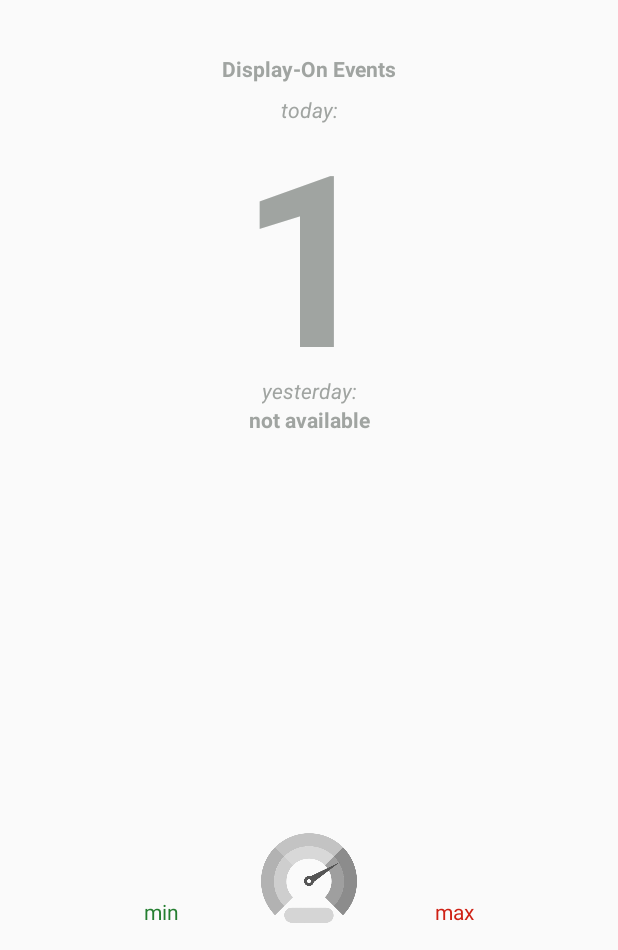
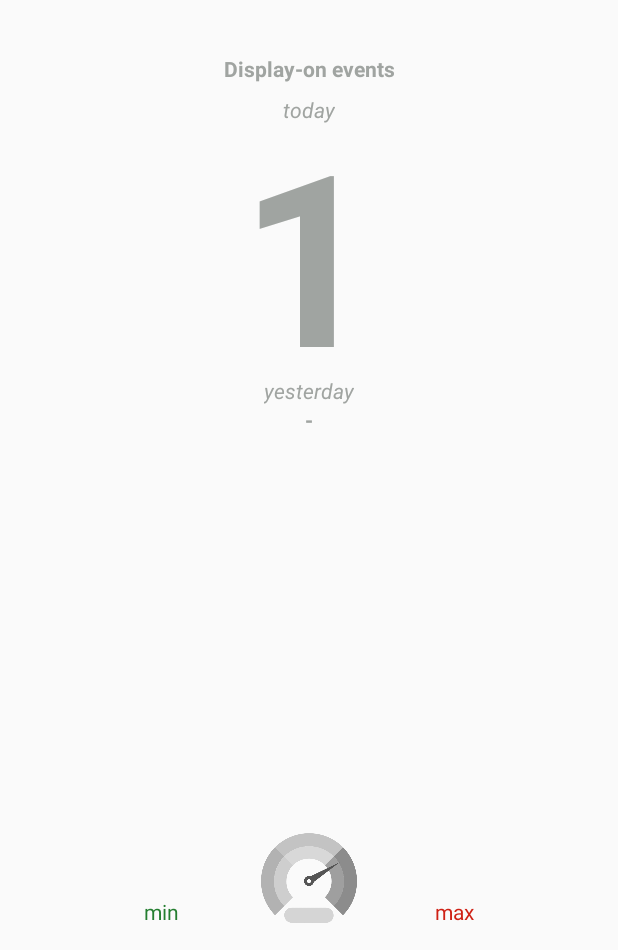
Before and after one commit to yafp/phousan, an Android app: the screen it shows after launch (MainActivity), on a phone screen of 412 x 824 dp, the part 286-1236 px from its top. Run offline under Robolectric (Android 15) with nearby library versions, the light colour scheme and no system bars.

Commit message:
20180518 - Updating several ui strings

```diff
--- a/app/src/main/res/values/strings.xml
+++ b/app/src/main/res/values/strings.xml
@@ -10,18 +10,21 @@
 
     <!-- UI -->
     <!-- function -->
-    <string name="function">Display-On Events</string>
+    <string name="function">Display-on events</string>
 
     <!-- today -->
-    <string name="today">today:</string>
+    <string name="today">today</string>
     <string name="today_default">0</string>
 
     <!-- yesterday -->
-    <string name="yesterday">yesterday:</string>
-    <string name="yesterday_default">not available</string>
+    <string name="yesterday">yesterday</string>
+    <string name="yesterday_default">-</string>
 
-    <!-- min / max -->
+    <!-- overall -->
+    <string name="overall">overall</string>
+    <string name="overall_n_a">-</string>
     <string name="min">min</string>
+    <string name="avg">avg</string>
     <string name="max">max</string>
 
     <!-- contentDescription for images -->
@@ -31,10 +34,9 @@
     <!-- menu -->
     <string name="menu_about">About</string>
     <string name="menu_issues">Issues</string>
-    <string name="menu_history_show">Show usage history</string>
-    <string name="menu_history_export">Export usage history</string>
-    <string name="menu_usage_data_delete">Delete usage data</string>
-    <string name="menu_share_todays_score">Share todays score</string>
+    <string name="menu_history_show">Show daily usage history</string>
+    <string name="menu_history_export">Export daily usage history</string>
+    <string name="menu_usage_data_delete">Delete all usage data</string>
     <string name="menu_recommend">Recommend</string>
 
     <!-- usage data: show per day -->
@@ -45,19 +47,16 @@
     <string name="usage_data_export_title">Phousan usage data export</string>
 
     <!-- usage data: delete all -->
-    <string name="really_delete_all_prefs_dialog_title">Delete usage data</string>
+    <string name="really_delete_all_prefs_dialog_title">Delete all usage data</string>
     <string name="really_delete_all_prefs_dialog_text">Do you really want to delete all usage data?</string>
     <string name="really_delete_all_prefs_dialog_yes">Yes</string>
     <string name="really_delete_all_prefs_dialog__no">No</string>
     <string name="really_delete_all_prefs_confirm">Deleted all usage data.</string>
 
-    <!-- share todays score -->
-    <string name="share_todays_score_title">Sharing todays Phousan score</string>
-    <string name="share_todays_score_text">According to Phousan, i activated my phone screen today %1$s times.</string>
 
     <!-- On new day: tell last days usage count -->
     <string name="last_days_usage_count_title">Yesterdays usage count</string>
-    <string name="last_days_usage_count_text">You activated your phone screen yesterday %1$s times</string>
+    <string name="last_days_usage_count_text">Phone display activations yesterday: </string>
 
     <!-- recommend -->
     <string name="recommend_text">I would like to recommend the app PHOUSAN to you. It is a simple display-on event monitor for your device.</string>
```
Also changed, not shown: 1 other file.
